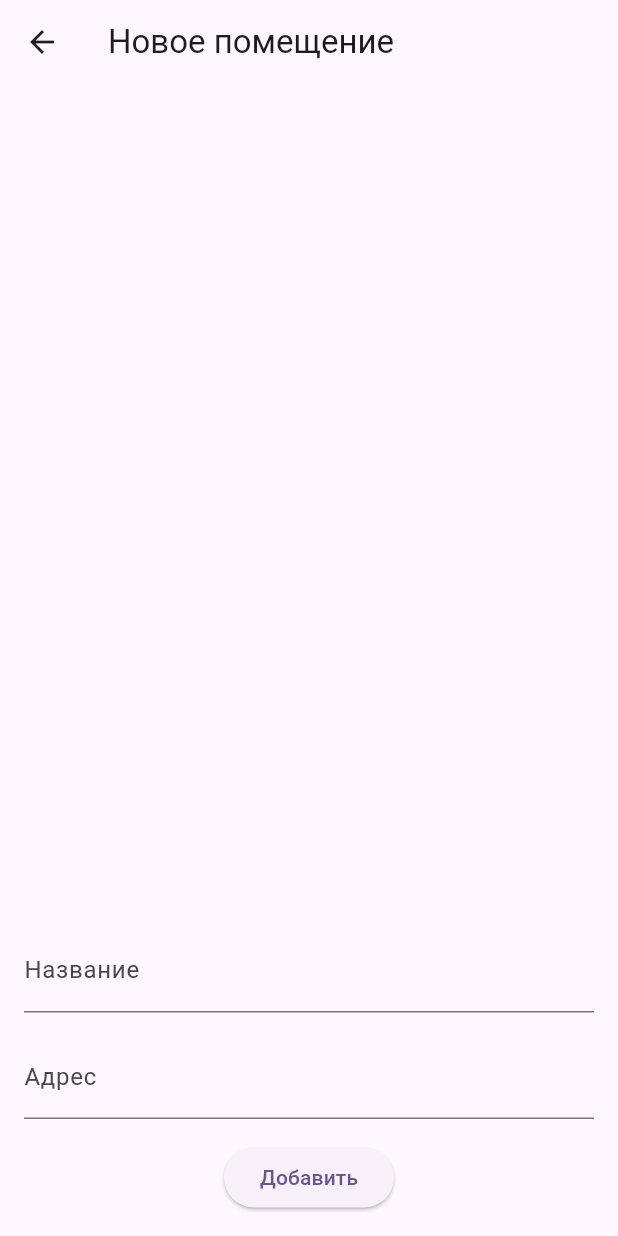
After one commit to ComputerHakka/MyHomesManager, a Flutter app: the screen it shows after launch, after a tap on the "add" icon, on a phone screen of 412 x 824 dp. The commit adds this screen. Run offline on Flutter 3.47's test engine with Material 3 defaults, Android fonts, the phone set to English and light mode, and no system bars; our stand-ins replace drift, drift_flutter, flutter_riverpod, go_router; accounts and stored records are empty; generated files the repository leaves out were written again.

Commit message:
fix routing, add new apartment screen

```diff
--- a/lib/core/config/router/router.dart
+++ b/lib/core/config/router/router.dart
@@ -3,6 +3,7 @@ import 'package:flutter_riverpod/flutter_riverpod.dart';
 import 'package:go_router/go_router.dart';
 
 import '../../../features/features.dart';
+import '../../constants/constants.dart';
 
 final _rootNavigatorKey = GlobalKey<NavigatorState>();
 final _shellNavigatorApartmentsKey = GlobalKey<NavigatorState>(
@@ -15,7 +16,7 @@ final _shellNavigatorSettingsKey = GlobalKey<NavigatorState>(
 
 final routerProvider = Provider<GoRouter>((ref) {
   return GoRouter(
-    initialLocation: '/apartments',
+    initialLocation: '/my_apartments',
     navigatorKey: _rootNavigatorKey,
     routes: [
       StatefulShellRoute.indexedStack(
@@ -28,7 +29,8 @@ final routerProvider = Provider<GoRouter>((ref) {
             navigatorKey: _shellNavigatorApartmentsKey,
             routes: [
               GoRoute(
-                path: '/apartments',
+                path: '/my_apartments',
+                name: RouteNames.myApartments,
                 builder: (context, state) => const MyApartmentsScreen(),
                 routes: [
                   // GoRoute(
@@ -46,6 +48,7 @@ final routerProvider = Provider<GoRouter>((ref) {
             routes: [
               GoRoute(
                 path: '/statistics',
+                name: RouteNames.statistic,
                 builder: (context, state) => const StatisticScreen(),
               ),
             ],
@@ -55,12 +58,18 @@ final routerProvider = Provider<GoRouter>((ref) {
             routes: [
               GoRoute(
                 path: '/settings',
+                name: RouteNames.settings,
                 builder: (context, state) => const SettingsScreen(),
               ),
             ],
           ),
         ],
       ),
+      GoRoute(
+        path: '/new_apartment',
+        name: RouteNames.newApartment,
+        builder: (context, state) => NewApartmentScreen(),
+      ),
     ],
   );
 });
--- /dev/null
+++ b/lib/core/constants/constants.dart
@@ -0,0 +1 @@
+export 'route_names.dart';
--- a/lib/core/constants/route_names.dart
+++ b/lib/core/constants/route_names.dart
@@ -1,8 +1,10 @@
 class RouteNames {
   static const String main = 'main';
   static const String myApartments = 'my_apartments';
-  static const String apartment = 'apartment';
+  static const String apartmentDetails = 'apartment_details';
   static const String settings = 'settings';
+  static const String newApartment = 'new_apartment';
+  static const String statistic = 'statistic';
 }
 
 class RoutePaths {
--- a/lib/features/apartments/presentation/presentation.dart
+++ b/lib/features/apartments/presentation/presentation.dart
@@ -1 +1,3 @@
 export 'screens/my_apartments_screen.dart';
+export 'screens/apartment_details_screen.dart';
+export 'screens/new_apartment_screen.dart';
--- a/lib/features/apartments/presentation/screens/my_apartments_screen.dart
+++ b/lib/features/apartments/presentation/screens/my_apartments_screen.dart
@@ -1,6 +1,8 @@
 import 'package:flutter/material.dart';
 import 'package:flutter_riverpod/flutter_riverpod.dart';
 
+import '../../../../core/config/router/router.dart';
+import '../../../../core/constants/constants.dart';
 import '../providers/providers.dart';
 
 class MyApartmentsScreen extends ConsumerWidget {
@@ -9,13 +11,24 @@ class MyApartmentsScreen extends ConsumerWidget {
   @override
   Widget build(BuildContext context, WidgetRef ref) {
     final apartments = ref.watch(apartmentsListProvider);
+
+    void onPressed() {
+      ref.read(routerProvider).pushNamed(RouteNames.newApartment);
+    }
+
     return Scaffold(
       appBar: AppBar(title: Text('Моя собственность'), centerTitle: true),
+      floatingActionButton: FloatingActionButton(
+        onPressed: onPressed,
+        child: const Icon(Icons.add),
+      ),
       body: apartments.when(
-        data: (apartments) => ListView.builder(
-          itemCount: apartments.length,
+        data: (list) => list.isEmpty
+            ? const Center(child: Text('Добавьте новые помещения'))
+            : ListView.builder(
+                itemCount: list.length,
                 itemBuilder: (context, index) {
-            final apartment = apartments[index];
+                  final apartment = list[index];
                   return ListTile(
                     title: Text(apartment.name),
                     subtitle: Text(apartment.address ?? 'Адрес не указан'),
--- /dev/null
+++ b/lib/features/apartments/presentation/screens/new_apartment_screen.dart
@@ -0,0 +1,28 @@
+import 'package:flutter/material.dart';
+
+class NewApartmentScreen extends StatelessWidget {
+  const NewApartmentScreen({super.key});
+
+  @override
+  Widget build(BuildContext context) {
+    return SafeArea(
+      child: Scaffold(
+        appBar: AppBar(title: const Text('Новое помещение')),
+        body: Padding(
+          padding: const EdgeInsets.symmetric(horizontal: 16, vertical: 15),
+          child: Column(
+            spacing: 15,
+            children: [
+              Expanded(child: SizedBox()),
+              TextField(
+                decoration: const InputDecoration(labelText: 'Название'),
+              ),
+              TextField(decoration: const InputDecoration(labelText: 'Адрес')),
+              ElevatedButton(onPressed: () {}, child: const Text('Добавить')),
+            ],
+          ),
+        ),
+      ),
+    );
+  }
+}
```
Also changed, not shown: lib/features/apartments/presentation/providers/apartments_controller.dart (added, +31 -0 lines), lib/features/apartments/presentation/screens/apartment_details_screen.dart (added, +12 -0 lines). Lines whose indentation alone changed are shown as unchanged.
